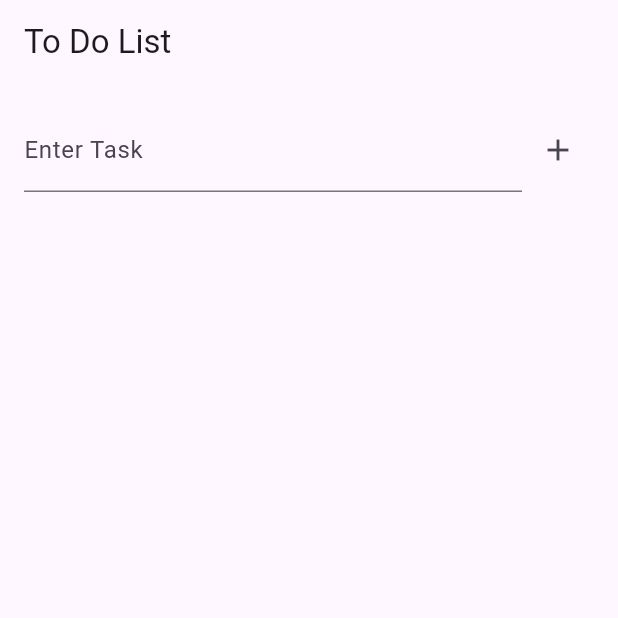
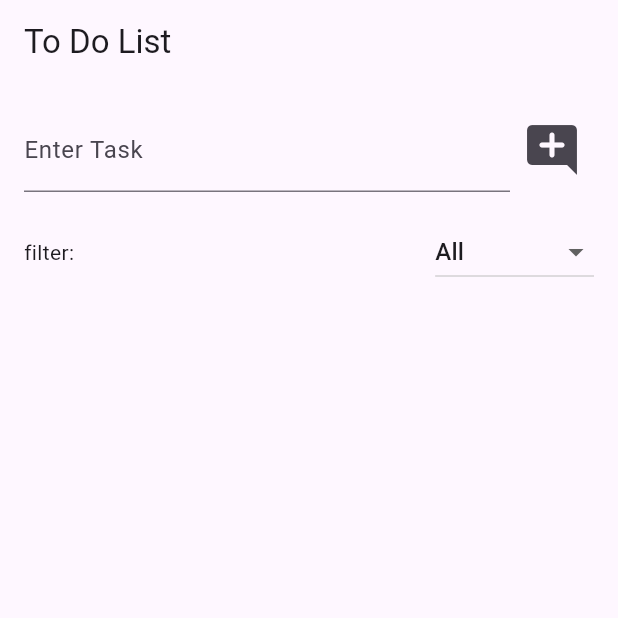
Before and after one commit to evcadhan021/TODO_APK_1, a Flutter app: the screen it shows after launch, on a phone screen of 412 x 824 dp, the top half of it. Run offline on Flutter 3.47's test engine with Material 3 defaults, Android fonts, the phone set to English and light mode, and no system bars; our stand-ins replace shared_preferences.

Commit message:
filter task

```diff
--- a/lib/to_do_list.dart
+++ b/lib/to_do_list.dart
@@ -9,6 +9,7 @@ class ToDoListPage extends StatefulWidget {
 
 class _ToDoListPageState extends State<ToDoListPage> {
   List<Task> _tasks = [];
+  String _filter = 'All'; // Default filter adalah 'All'
   final TextEditingController _taskController = TextEditingController();
 
   @override
@@ -37,7 +38,6 @@ class _ToDoListPageState extends State<ToDoListPage> {
         _tasks.add(Task(
           id: DateTime.now()
               .millisecondsSinceEpoch, // ID unik sebagai int berdasarkan waktu
-
           title: _taskController.text, // Judul task dari inputan user
           isDone: false, // Default task baru belum selesai (false)
         ));
@@ -56,17 +56,17 @@ class _ToDoListPageState extends State<ToDoListPage> {
       context: context,
       builder: (context) {
         return AlertDialog(
-          title: Text('Edit Task'),
+          title: const Text('Edit Task'),
           content: TextField(
             controller: editController,
-            decoration: InputDecoration(labelText: 'Task Name'),
+            decoration: const InputDecoration(labelText: 'Task Name'),
           ),
           actions: [
             TextButton(
               onPressed: () {
                 Navigator.of(context).pop();
               },
-              child: Text('Cancel'),
+              child: const Text('Cancel'),
             ),
             TextButton(
               onPressed: () {
@@ -76,7 +76,7 @@ class _ToDoListPageState extends State<ToDoListPage> {
                 _saveTasks(); // Simpan task setelah diedit
                 Navigator.of(context).pop();
               },
-              child: Text('Save'),
+              child: const Text('Save'),
             ),
           ],
         );
@@ -84,11 +84,31 @@ class _ToDoListPageState extends State<ToDoListPage> {
     );
   }
 
+  // fungsi untuk menghapus task (tugas)
+  void _deleteTask(int index) {
+    setState(() {
+      _tasks.removeAt(index); // Hapus task dari list
+    });
+    _saveTasks(); // Simpan setelah task dihapus
+  }
+
+  // Fungsi untuk filter task
+  List<Task> _getFilteredTasks() {
+    if (_filter == 'Completed') {
+      return _tasks.where((task) => task.isDone).toList();
+    } else if (_filter == 'Incomplete') {
+      return _tasks.where((task) => !task.isDone).toList();
+    }
+    return _tasks; // Default : Tampilkan semua task
+  }
+
   @override
   Widget build(BuildContext context) {
+    List<Task> filteredTasks =
+        _getFilteredTasks(); // Ambil task yang sudah difilter
     return Scaffold(
       appBar: AppBar(
-        title: Text('To Do List'),
+        title: const Text('To Do List'),
       ),
       body: Column(
         children: [
@@ -99,12 +119,46 @@ class _ToDoListPageState extends State<ToDoListPage> {
                 Expanded(
                   child: TextField(
                     controller: _taskController,
-                    decoration: InputDecoration(labelText: 'Enter Task'),
+                    decoration: const InputDecoration(labelText: 'Enter Task'),
                   ),
                 ),
                 IconButton(
-                  icon: Icon(Icons.add),
+                  icon: const Icon(
+                    Icons.add_comment_rounded,
+                    size: 40,
+                  ),
                   onPressed: _addTask, // Tambah task baru saat tombol ditekan
+                ),
+              ],
+            ),
+          ),
+          Padding(
+            padding: const EdgeInsets.symmetric(horizontal: 16.0),
+            child: Row(
+              mainAxisAlignment: MainAxisAlignment.spaceBetween,
+              children: [
+                Text('filter:'),
+                DropdownButton<String>(
+                  value: _filter,
+                  items: const [
+                    DropdownMenuItem(
+                      value: 'All',
+                      child: Text('All'),
+                    ),
+                    DropdownMenuItem(
+                      value: 'Completed',
+                      child: Text('Completed'),
+                    ),
+                    DropdownMenuItem(
+                      value: 'Incomplete',
+                      child: Text('Incomplete'),
+                    ),
+                  ],
+                  onChanged: (value) {
+                    setState(() {
+                      _filter = value!;
+                    });
+                  },
                 ),
               ],
             ),
@@ -114,8 +168,17 @@ class _ToDoListPageState extends State<ToDoListPage> {
               itemCount: _tasks.length,
               itemBuilder: (context, index) {
                 final task = _tasks[index];
-                return ListTile(
-                  title: Text(task.title),
+                return Padding(
+                  padding: const EdgeInsets.symmetric(
+                      vertical: 5.0), // Tambahin jarak vertikal
+                  child: ListTile(
+                    textColor: Colors.green,
+                    tileColor: Colors.black,
+                    title: Text(
+                      task.title,
+                      style: const TextStyle(
+                          fontSize: 22, fontWeight: FontWeight.bold),
+                    ),
                     trailing: Row(
                       mainAxisSize: MainAxisSize.min,
                       children: [
@@ -129,10 +192,23 @@ class _ToDoListPageState extends State<ToDoListPage> {
                           },
                         ),
                         IconButton(
-                        icon: Icon(Icons.edit),
-                        onPressed: () => _editTask(index), // Panggil edit task
+                          icon: const Icon(
+                            Icons.edit,
+                            color: Colors.blue,
+                          ),
+                          onPressed: () =>
+                              _editTask(index), // Panggil edit task
+                        ),
+                        IconButton(
+                          icon: const Icon(
+                            Icons.delete,
+                            color: Colors.red,
+                          ),
+                          onPressed: () =>
+                              _deleteTask(index), // Panggil delete task
                         ),
                       ],
+                    ),
                   ),
                 );
               },
```
Lines whose indentation alone changed are shown as unchanged.
